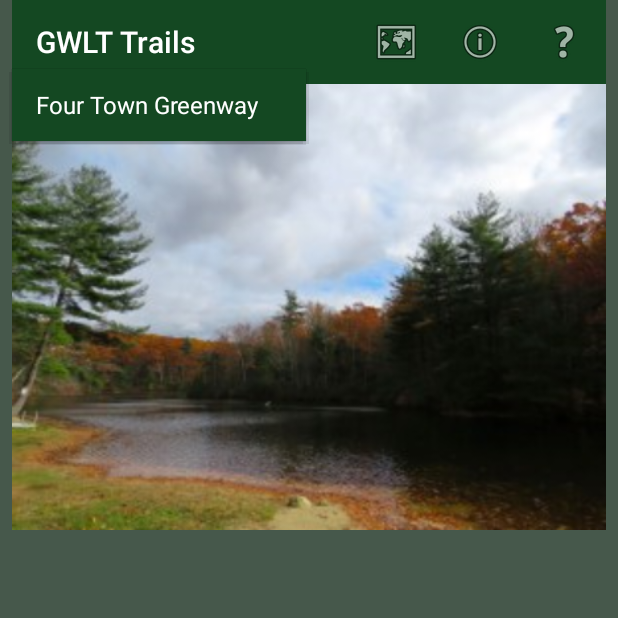
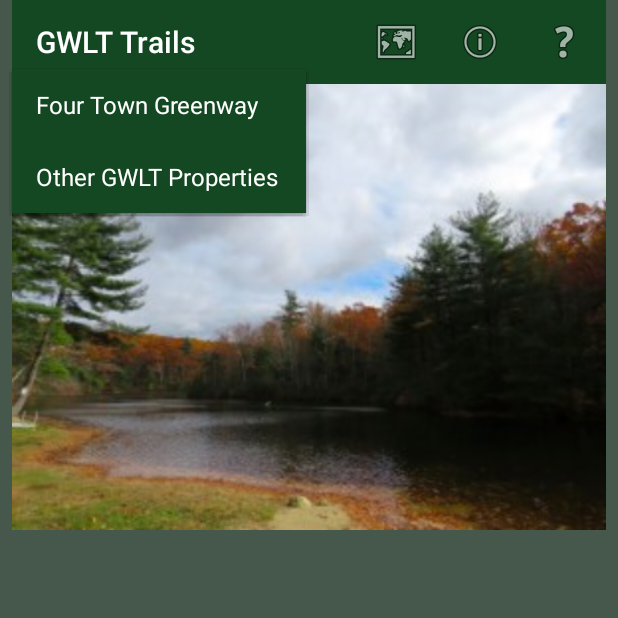
Before and after one commit to ChamiLamelas/TrailApp, an Android app: the screen it shows after launch (MainActivity), after a tap on "Properties", on a phone screen of 412 x 824 dp, the top half of it. Run offline under Robolectric (Android 15) with nearby library versions, the phone set to English and light mode, and no system bars.

Commit message:
Added the new menu to maps_menu.xml

```diff
--- a/app/src/main/res/menu/maps_menu.xml
+++ b/app/src/main/res/menu/maps_menu.xml
@@ -4,4 +4,8 @@
         android:id="@+id/one"
         android:title="Four Town Greenway"
     />
+    <item
+        android:id="@+id/two"
+        android:title="Other GWLT Properties"
+        />
 </menu>
```
